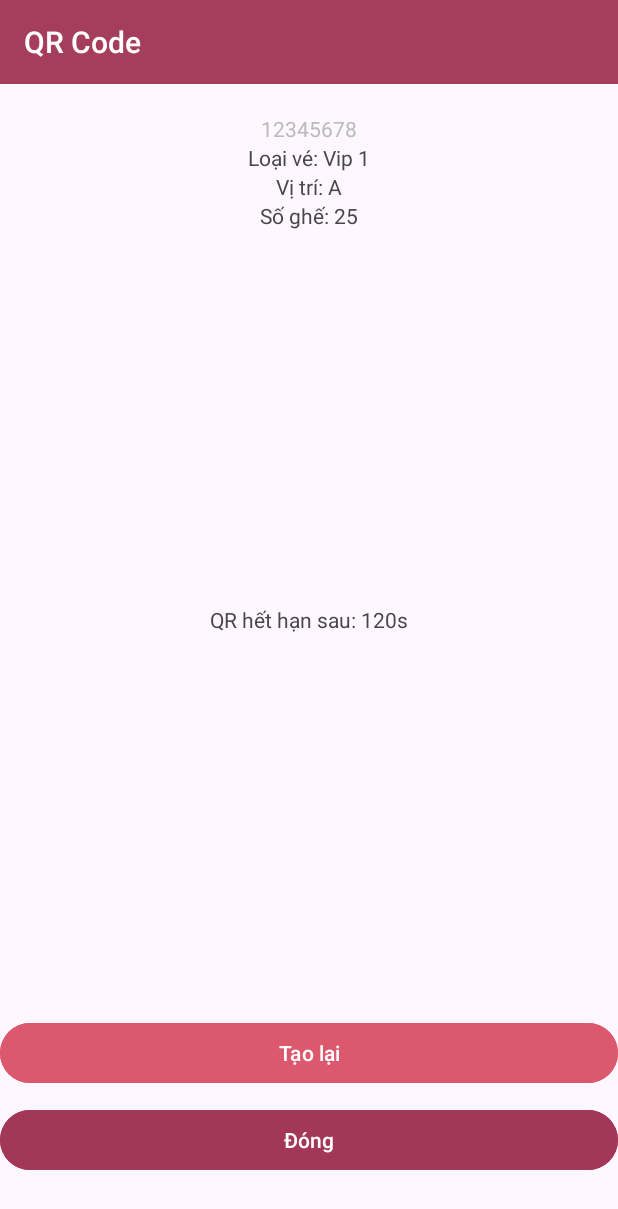
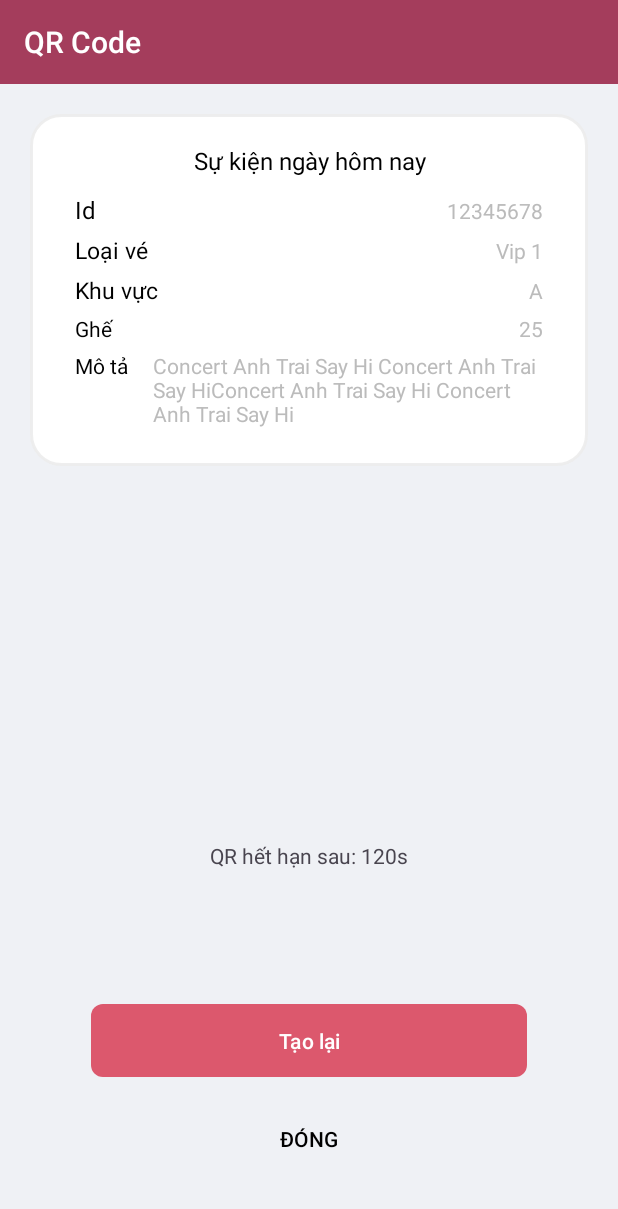
Before and after one commit to KTPx4/Ticket_System, an Android app: the layout ticket_activity_info.xml on its own in the app's theme, with its tools: preview values and no code run, on a phone screen of 412 x 824 dp. Shown: the top 1209 px of the screen. Run offline under Robolectric (Android 15) with nearby library versions, the phone set to English and light mode, and no system bars; network calls fail.

```diff
--- /dev/null
+++ b/client/app/src/main/res/drawable/button_border.xml
@@ -0,0 +1,9 @@
+<?xml version="1.0" encoding="utf-8"?>
+<shape xmlns:android="http://schemas.android.com/apk/res/android">
+<!--    <solid android:color="@color/transparent" />-->
+    <size android:height="1dp" />
+    <corners android:radius="8dp" />
+    <stroke
+        android:width="1dp"
+        android:color="@color/transparent" />
+</shape>
--- a/client/app/src/main/res/layout/event_item_home.xml
+++ b/client/app/src/main/res/layout/event_item_home.xml
@@ -6,7 +6,7 @@
     android:layout_height="wrap_content"
     android:orientation="vertical"
     android:padding="8dp"
-    tools:context=".ticket.adapter.event.EventAdapter">
+    tools:context=".ticket.adapter.myticket.MyTicketAdapter">
 
     <ImageView
         android:id="@+id/imageView2"
--- a/client/app/src/main/res/layout/ticket_activity_check_out.xml
+++ b/client/app/src/main/res/layout/ticket_activity_check_out.xml
@@ -335,7 +335,7 @@
                     android:orientation="horizontal">
 
                     <TextView
-                        android:text="Thanh toaán"
+                        android:text="Thanh toán"
                         android:textColor="@color/text_hint"
                         android:fontFamily="sans-serif"
                         android:layout_width="wrap_content"
--- a/client/app/src/main/res/layout/ticket_activity_info.xml
+++ b/client/app/src/main/res/layout/ticket_activity_info.xml
@@ -5,6 +5,7 @@
     android:id="@+id/main"
     android:layout_width="match_parent"
     android:layout_height="match_parent"
+    android:background="@color/gray_background"
     android:fitsSystemWindows="true"
     tools:context=".ticket.TicketInfoActivity">
     <Toolbar
@@ -18,6 +19,139 @@
         android:layout_width="match_parent"
         android:layout_height="wrap_content" />
 
+    <LinearLayout
+        android:id="@+id/layoutInfo"
+        android:orientation="vertical"
+        android:layout_margin="20dp"
+        android:paddingHorizontal="30dp"
+        android:paddingVertical="20dp"
+        android:background="@drawable/card_boder"
+        app:layout_constraintTop_toBottomOf="@+id/ticket_toolbar"
+        app:layout_constraintStart_toStartOf="parent"
+        app:layout_constraintEnd_toEndOf="parent"
+        android:layout_width="match_parent"
+        android:layout_height="wrap_content">
+        <LinearLayout
+            android:layout_marginBottom="5dp"
+            android:layout_width="match_parent"
+
+            android:layout_height="wrap_content">
+            <TextView
+                android:layout_marginBottom="5dp"
+                android:textAlignment="center"
+                android:id="@+id/ticket_tvName"
+                android:text="Sự kiện ngày hôm nay"
+                android:layout_weight="1"
+                android:textSize="16dp"
+                android:fontFamily="sans-serif"
+                android:textColor="@color/black"
+                android:layout_width="wrap_content"
+                android:layout_height="wrap_content" />
+
+        </LinearLayout>
+        <LinearLayout
+            android:layout_marginBottom="5dp"
+            android:layout_width="match_parent"
+            android:layout_height="wrap_content">
+            <TextView
+                android:id="@+id/ticket_tv1"
+                android:text="Id"
+                android:layout_weight="1"
+                android:textSize="16dp"
+                android:fontFamily="sans-serif"
+                android:textColor="@color/black"
+                android:layout_width="wrap_content"
+                android:layout_height="wrap_content" />
+            <TextView
+                android:id="@+id/ticket_tvId"
+                android:text="@string/ex_text_id"
+                android:textColor="@color/text_hint"
+                android:layout_width="wrap_content"
+                android:layout_height="wrap_content" />
+        </LinearLayout>
+        <LinearLayout
+            android:layout_marginBottom="5dp"
+            android:layout_width="match_parent"
+            android:layout_height="wrap_content">
+            <TextView
+                android:id="@+id/ticket_tv2"
+                android:text="Loại vé"
+                android:layout_weight="1"
+                android:textSize="15dp"
+                android:fontFamily="sans-serif"
+                android:textColor="@color/black"
+                android:layout_width="wrap_content"
+                android:layout_height="wrap_content" />
+            <TextView
+                android:id="@+id/ticket_tvType"
+                android:text="Vip 1"
+                android:textColor="@color/text_hint"
+                android:layout_width="wrap_content"
+                android:layout_height="wrap_content" />
+        </LinearLayout>
+        <LinearLayout
+            android:layout_marginBottom="5dp"
+            android:layout_width="match_parent"
+            android:layout_height="wrap_content">
+            <TextView
+                android:text="Khu vực"
+                android:layout_weight="1"
+                android:textSize="15dp"
+                android:fontFamily="sans-serif"
+                android:textColor="@color/black"
+                android:layout_width="wrap_content"
+                android:layout_height="wrap_content" />
+
+            <TextView
+                android:id="@+id/ticket_tvLocation"
+                android:textColor="@color/text_hint"
+                android:text="A"
+                android:layout_width="wrap_content"
+                android:layout_height="wrap_content" />
+        </LinearLayout>
+        <LinearLayout
+            android:layout_marginBottom="5dp"
+            android:layout_width="match_parent"
+            android:layout_height="wrap_content">
+            <TextView
+                android:text="Ghế"
+                android:layout_weight="1"
+                android:textSize="14dp"
+                android:fontFamily="sans-serif"
+                android:textColor="@color/black"
+                android:layout_width="wrap_content"
+                android:layout_height="wrap_content" />
+            <TextView
+                android:id="@+id/ticket_tvPosition"
+                android:textColor="@color/text_hint"
+                android:text="25"
+                android:layout_width="wrap_content"
+                android:layout_height="wrap_content" />
+        </LinearLayout>
+        <LinearLayout
+            android:layout_marginBottom="5dp"
+            android:layout_width="match_parent"
+            android:layout_height="wrap_content">
+            <TextView
+                android:text="Mô tả"
+                android:layout_weight="1"
+                android:textSize="14dp"
+                android:fontFamily="sans-serif"
+                android:textColor="@color/black"
+                android:layout_width="0dp"
+                android:layout_height="wrap_content" />
+            <TextView
+                android:layout_weight="5"
+                android:maxLines="5"
+                android:ellipsize="end"
+                android:id="@+id/ticket_tvDesc"
+                android:textColor="@color/text_hint"
+                android:text="@string/ex_text_name"
+                android:layout_width="0dp"
+                android:layout_height="wrap_content" />
+        </LinearLayout>
+
+    </LinearLayout>
     <TextView
         android:visibility="gone"
         android:layout_marginTop="50dp"
@@ -30,45 +164,12 @@
         android:layout_width="wrap_content"
         android:layout_height="wrap_content" />
 
-    <TextView
-        android:id="@+id/ticket_tvId"
-        android:text="@string/ex_text_id"
-        android:layout_marginTop="20dp"
-        android:textColor="@color/text_hint"
-        app:layout_constraintTop_toBottomOf="@+id/tv1"
-        app:layout_constraintStart_toStartOf="parent"
-        app:layout_constraintEnd_toEndOf="parent"
-        android:layout_width="wrap_content"
-        android:layout_height="wrap_content" />
-    <TextView
-        android:id="@+id/ticket_tvType"
-        android:text="@string/ex_text_types"
-        app:layout_constraintTop_toBottomOf="@+id/ticket_tvId"
-        app:layout_constraintStart_toStartOf="parent"
-        app:layout_constraintEnd_toEndOf="parent"
-        android:layout_width="wrap_content"
-        android:layout_height="wrap_content" />
-    <TextView
-        android:id="@+id/ticket_tvLocation"
-        android:text="@string/ex_text_location"
-        app:layout_constraintTop_toBottomOf="@+id/ticket_tvType"
-        app:layout_constraintStart_toStartOf="parent"
-        app:layout_constraintEnd_toEndOf="parent"
-        android:layout_width="wrap_content"
-        android:layout_height="wrap_content" />
-    <TextView
-        android:id="@+id/ticket_tvPosition"
-        android:text="@string/ex_text_position"
-        app:layout_constraintTop_toBottomOf="@+id/ticket_tvLocation"
-        app:layout_constraintStart_toStartOf="parent"
-        app:layout_constraintEnd_toEndOf="parent"
-        android:layout_width="wrap_content"
-        android:layout_height="wrap_content" />
+
     <ImageView
         android:id="@+id/ticket_ivQrCode"
         android:layout_width="200dp"
         android:layout_height="200dp"
-        app:layout_constraintTop_toBottomOf="@+id/ticket_tvPosition"
+        app:layout_constraintTop_toBottomOf="@+id/layoutInfo"
         app:layout_constraintStart_toStartOf="parent"
         app:layout_constraintEnd_toEndOf="parent"
         android:layout_marginTop="20dp" />
@@ -83,21 +184,28 @@
         android:layout_height="wrap_content" />
     <Button
         android:id="@+id/ticket_btnGenerate"
-        android:layout_marginBottom="10dp"
+        android:layout_marginBottom="15dp"
+        android:text="Tạo lại"
+        android:background="@drawable/button_border"
         android:backgroundTint="@color/Dark_Rose"
-        android:text="Tạo lại"
+        android:layout_marginHorizontal="60dp"
+
+        android:layout_height="50dp"
         app:layout_constraintBottom_toTopOf="@+id/ticket_btnClose"
         android:layout_width="match_parent"
-        android:layout_height="wrap_content" />
+        />
 
     <Button
         android:id="@+id/ticket_btnClose"
         android:text="Đóng"
         android:layout_marginBottom="40dp"
-        android:backgroundTint="@color/Dark_Raspberry"
-
+        android:backgroundTintMode="@color/grey"
+        android:layout_marginHorizontal="20dp"
+        android:textColor="@color/black"
+        style="@style/Widget.AppCompat.Button.Borderless.Colored"
+        android:layout_height="50dp"
         app:layout_constraintBottom_toBottomOf="parent"
         android:layout_width="match_parent"
-        android:layout_height="wrap_content" />
+     />
 
 </androidx.constraintlayout.widget.ConstraintLayout>
```
Also changed, not shown: client/app/src/main/java/com/example/ticketbooking/order/CheckOutActivity.java (+10 -12 lines), client/app/src/main/java/com/example/ticketbooking/ticket/TicketInfoActivity.java (+11 -4 lines), client/app/src/main/java/com/example/ticketbooking/ticket/adapter/myticket/MyTicketAdapter.java (renamed from client/app/src/main/java/com/example/ticketbooking/ticket/adapter/event/EventAdapter.java, +3 -4 lines), client/app/src/main/java/com/example/ticketbooking/ticket/adapter/myticket/TicketItemAdapter.java (renamed from client/app/src/main/java/com/example/ticketbooking/ticket/adapter/TicketItemAdapter.java, +18 -18 lines), client/app/src/main/java/com/example/ticketbooking/ticket/adapter/pending/PendingAdapter.java (+47 -20 lines), client/app/src/main/java/com/example/ticketbooking/ticket/adapter/pending/TicketPendingAdapter.java (+15 -7 lines), client/app/src/main/java/com/example/ticketbooking/ticket/fragment/TicketFragment.java (+9 -5 lines), client/app/src/main/java/model/ticket/TicketInfo.java (+16 -0 lines), 1 other file.
